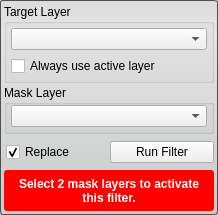
jessdtate/Seg3D, file Interface/ToolInterface/RemoveFilterInterface.ui: the form before one commit.
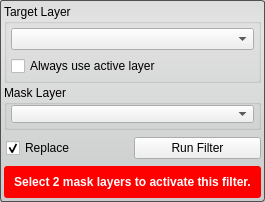
The form after the commit. Custom widgets are drawn as their Qt base class.

Commit message: updates to the Cmake files to remove warnings on Externals updated the SingleTargetTool so that it can handle setting the validity properly for tools and filters that have more than one required combobox. updated all the tool and filter UI's

```diff
--- a/Interface/ToolInterface/RemoveFilterInterface.ui
+++ b/Interface/ToolInterface/RemoveFilterInterface.ui
@@ -6,8 +6,8 @@
    <rect>
     <x>0</x>
     <y>0</y>
-    <width>218</width>
-    <height>215</height>
+    <width>265</width>
+    <height>202</height>
    </rect>
   </property>
   <property name="sizePolicy">
@@ -100,6 +100,18 @@
    </item>
    <item>
     <widget class="QGroupBox" name="connected_to_mask_groupbox_">
+     <property name="minimumSize">
+      <size>
+       <width>0</width>
+       <height>45</height>
+      </size>
+     </property>
+     <property name="maximumSize">
+      <size>
+       <width>16777215</width>
+       <height>45</height>
+      </size>
+     </property>
      <property name="title">
       <string>Mask Layer</string>
      </property>
@@ -190,6 +202,12 @@
        <height>32</height>
       </size>
      </property>
+     <property name="maximumSize">
+      <size>
+       <width>16777215</width>
+       <height>32</height>
+      </size>
+     </property>
      <property name="styleSheet">
       <string notr="true">QLabel#message_{
 	color: white;
```
The commit also changes 34 other files.
